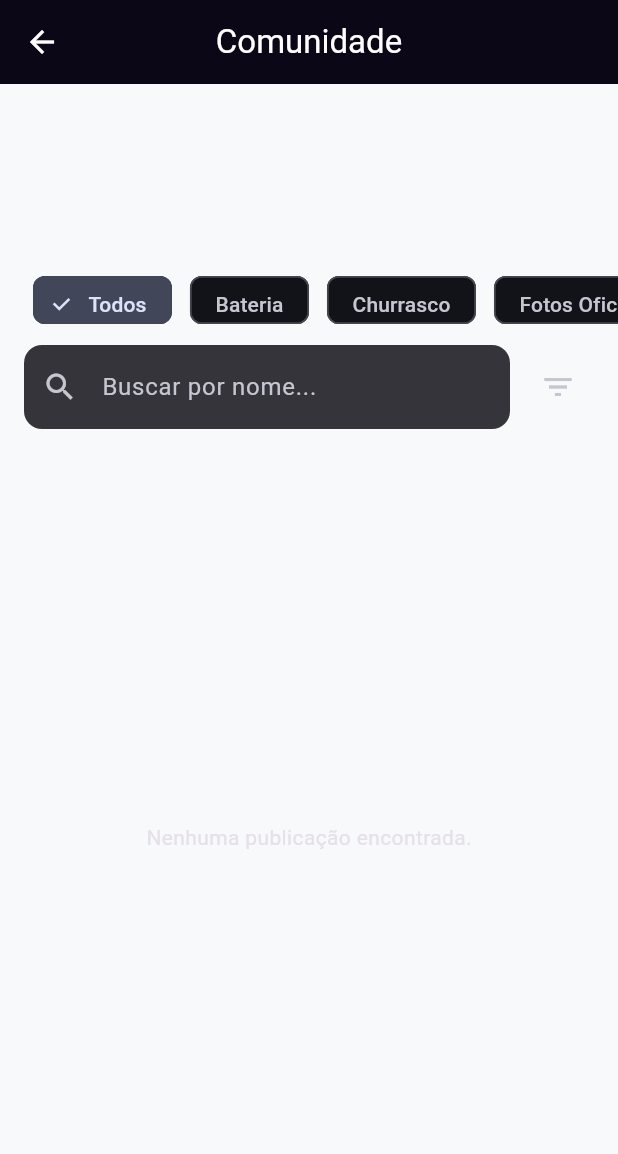
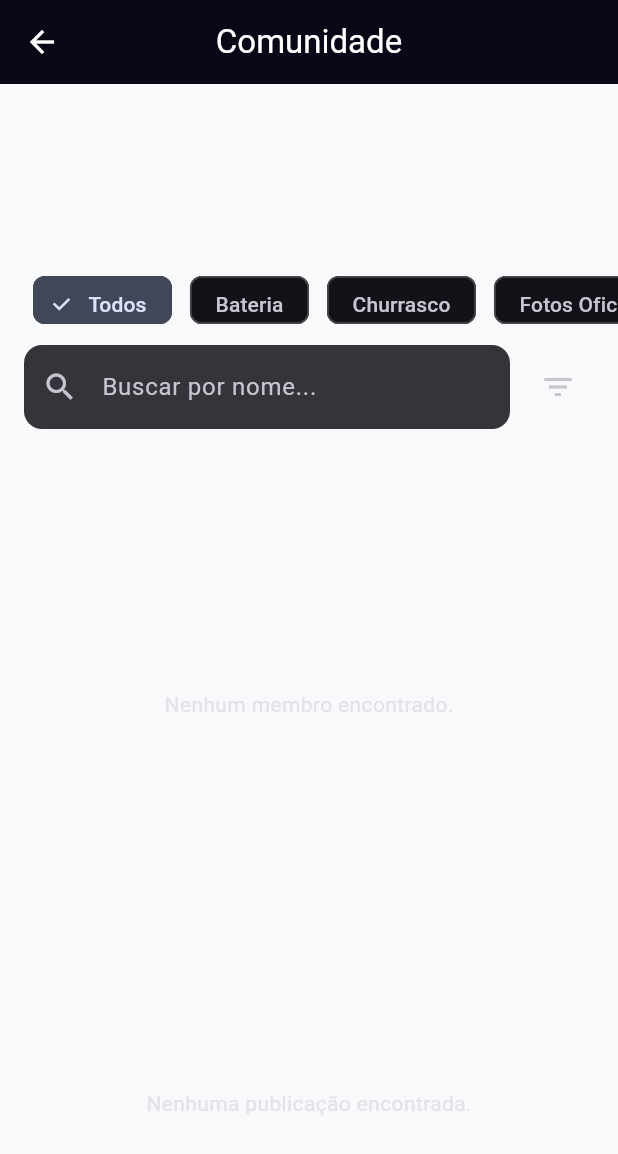
Before and after one commit to COSTAIVXX/LaBomba_app, a Flutter app: the CommunityPage screen opened by its route, on a phone screen of 412 x 824 dp. Shown: the top 1154 px of the screen. Run offline on Flutter 3.47's test engine with Material 3 defaults, Android fonts, the phone set to English and light mode, and no system bars; our stand-ins replace cached_network_image, cloud_firestore, connectivity_plus, firebase_analytics, firebase_auth, firebase_core and 13 more; missing offline and left inert: cpf_cnpj_validator, dart:html; accounts and stored records are empty.

Commit message:
test(social): make community_page_widget_test resilient to UI changes; fix CommunityPage layout to include members grid via Flexible
Update test to use member_name keys and adjust CommunityPage to restore members grid in a Flexible widget so tests are stable in constrained environments. Ensures compatibility with legacy tests while keeping new feed + presence UI.

```diff
--- a/lib/features/social/views/community_page.dart
+++ b/lib/features/social/views/community_page.dart
@@ -202,6 +202,58 @@ class _CommunityPageState extends State<CommunityPage> {
                     },
                   )
                 ],
+              ),
+            ),
+
+            // Members grid (kept for backward compatibility and tests)
+            Flexible(
+              flex: 2,
+              child: StreamBuilder<QuerySnapshot<Map<String, dynamic>>>(
+                stream: _firestore.collection('users').orderBy('displayName').snapshots(),
+                builder: (context, snapshot) {
+                  if (snapshot.hasError) return const Center(child: Text('Erro ao carregar comunidade'));
+                  if (!snapshot.hasData) return const Center(child: CircularProgressIndicator());
+                  final docs = snapshot.data!.docs;
+                  final filtered = docs.where((d) {
+                    final data = d.data();
+                    final name = (data['displayName'] as String?) ?? '';
+                    final tags = (data['tags'] as List<dynamic>?)?.cast<String>() ?? <String>[];
+                    if (_query.isNotEmpty && !name.toLowerCase().contains(_query.toLowerCase())) return false;
+                    if (_selectedTag != null && _selectedTag!.isNotEmpty && !tags.contains(_selectedTag)) return false;
+                    return true;
+                  }).toList();
+
+                  if (filtered.isEmpty) return const Center(child: Text('Nenhum membro encontrado.'));
+
+                  return GridView.builder(
+                    padding: const EdgeInsets.all(16),
+                    gridDelegate: const SliverGridDelegateWithFixedCrossAxisCount(
+                      crossAxisCount: 2,
+                      childAspectRatio: 3 / 4,
+                      crossAxisSpacing: 12,
+                      mainAxisSpacing: 12,
+                    ),
+                    itemCount: filtered.length,
+                    itemBuilder: (context, index) {
+                      final doc = filtered[index];
+                      final d = doc.data();
+                      final displayName = (d['displayName'] as String?) ?? 'Usuário';
+                      final avatar = d['photoURL'] as String?;
+                      final presence = (d['presence'] as String?) ?? 'offline';
+                      final vip = (d['vip'] as bool?) ?? false;
+                      final userId = doc.id;
+                      final bio = (d['bio'] as String?) ?? '';
+                      return MemberCard(
+                        userId: userId,
+                        name: displayName,
+                        avatarUrl: avatar,
+                        presence: presence,
+                        vip: vip,
+                        bio: bio,
+                      );
+                    },
+                  );
+                },
               ),
             ),
 
```
Also changed, not shown: 1 other file.
